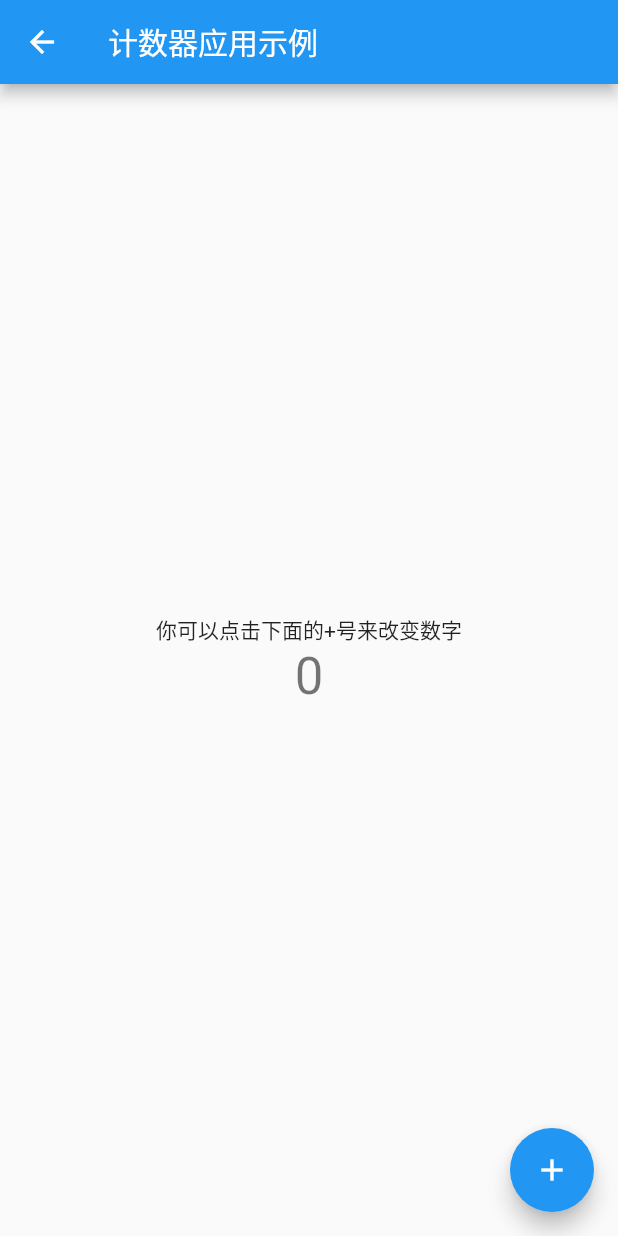
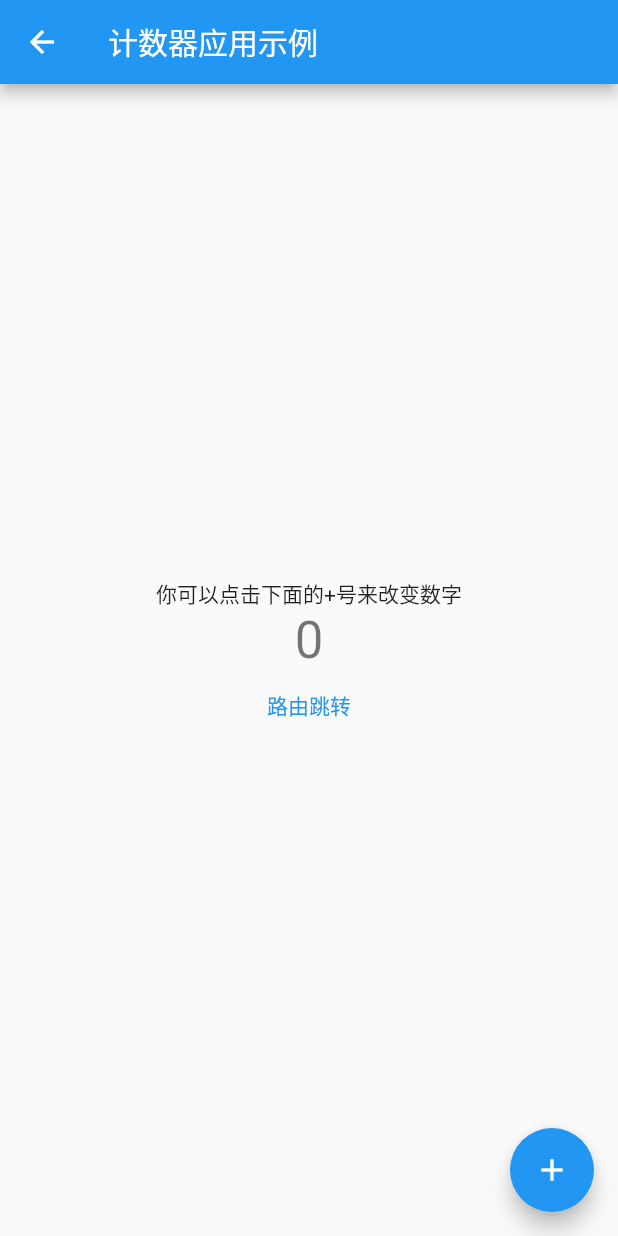
Before and after one commit to longzekai/jsp_flutter, a Flutter app: the ChineseWeb screen opened directly, after a tap on "计数器应用示例", on a phone screen of 412 x 824 dp. Run offline on Flutter 3.47's test engine with Material 2 defaults, Android fonts, the phone set to English and light mode, and no system bars; missing offline and left inert: flutter_drag_scale.

Commit message:
添加了Flutter 中文网路由管理demo示例。

```diff
--- a/lib/chinese/CalcDemo.dart
+++ b/lib/chinese/CalcDemo.dart
@@ -1,4 +1,5 @@
 import 'package:flutter/material.dart';
+import 'PageRouteTest.dart';
 
 class CalcDemo extends StatelessWidget {
   final String title;
@@ -30,7 +31,7 @@ class Calc extends StatefulWidget {
 class _CalcState extends State<Calc> {
   int _conuter = 0;
 
-  void _increateConuter() {
+  void _increaterConuter() {
     setState(() {
       _conuter++;
     });
@@ -48,12 +49,24 @@ class _CalcState extends State<Calc> {
             Text(
               '$_conuter',
               style: Theme.of(context).textTheme.display1,
+            ),
+            FlatButton(
+              child: Text("路由跳转"),
+              textColor: Colors.blue,
+              onPressed: (){
+//                Navigator.push(context, MaterialPageRoute(builder: (context){
+//                    return PageRouteTest();
+//                }));
+
+              // 采用路由表的方式
+                Navigator.pushNamed(context, "page_route");
+              },
             )
           ],
         ),
       ),
       floatingActionButton: FloatingActionButton(
-        onPressed: _increateConuter,
+        onPressed: _increaterConuter,
         tooltip: 'Increment',
         child: new Icon(Icons.add),
       ),
--- a/lib/chinese/ChineseWeb.dart
+++ b/lib/chinese/ChineseWeb.dart
@@ -1,10 +1,12 @@
 import 'package:flutter/material.dart';
 import 'package:jsp_flutter/flutter_list_demo.dart';
 import 'CalcDemo.dart';
+import 'EchoRoute.dart';
 
 class ChineseWeb extends StatelessWidget {
   final List<ListDemoBean> demos = [
-    ListDemoBean('计数器应用示例', CalcDemo(title: "计数器应用示例"))
+    ListDemoBean('计数器应用示例', CalcDemo(title: "计数器应用示例")),
+    ListDemoBean('采用路由表的方式传参', EchoRoute())
   ];
 
   final String title;
@@ -25,10 +27,14 @@ class ChineseWeb extends StatelessWidget {
                 ListTile(
                   title: Text(demos[index].title),
                   onTap: () {
-                    Navigator.push(context,
-                        MaterialPageRoute(builder: (BuildContext context) {
-                      return demos[index].widget;
-                    }));
+                    if(demos.length>1 && index == 1) {
+                      Navigator.pushNamed(context, "echo_route", arguments: "test arguments");
+                    } else {
+                      Navigator.push(context,
+                          MaterialPageRoute(builder: (BuildContext context) {
+                            return demos[index].widget;
+                          }));
+                    }
                   },
                 ),
                 Divider()
--- a/lib/main.dart
+++ b/lib/main.dart
@@ -1,5 +1,7 @@
 import 'package:flutter/material.dart';
 import 'package:jsp_flutter/flutter_list_demo.dart';
+import 'package:jsp_flutter/chinese/PageRouteTest.dart';
+import 'package:jsp_flutter/chinese/EchoRoute.dart';
 
 void main() => runApp(new MyApp());
 
@@ -17,6 +19,10 @@ class MyApp extends StatelessWidget {
         ),
         body: ListDemo(),
       ),
+      routes: {
+        "page_route": (context)=> PageRouteTest(),
+        "echo_route": (context)=> EchoRoute(),
+      },
     );
   }
 }
```
Also changed, not shown: lib/chinese/EchoRoute.dart (added, +15 -0 lines), lib/chinese/PageRouteTest.dart (added, +20 -0 lines).
